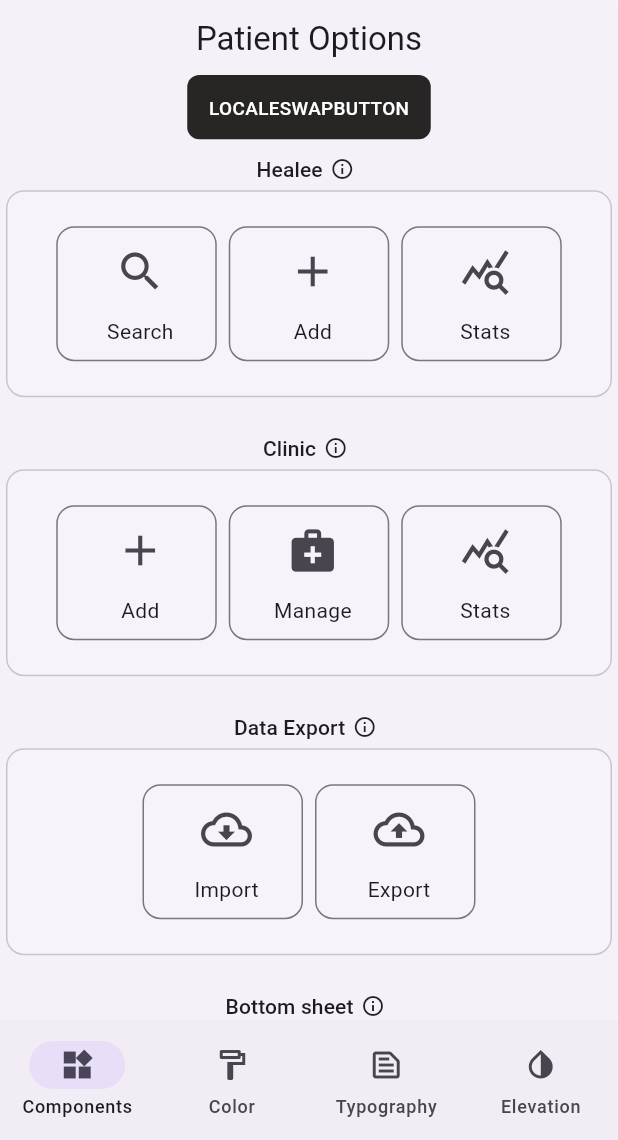
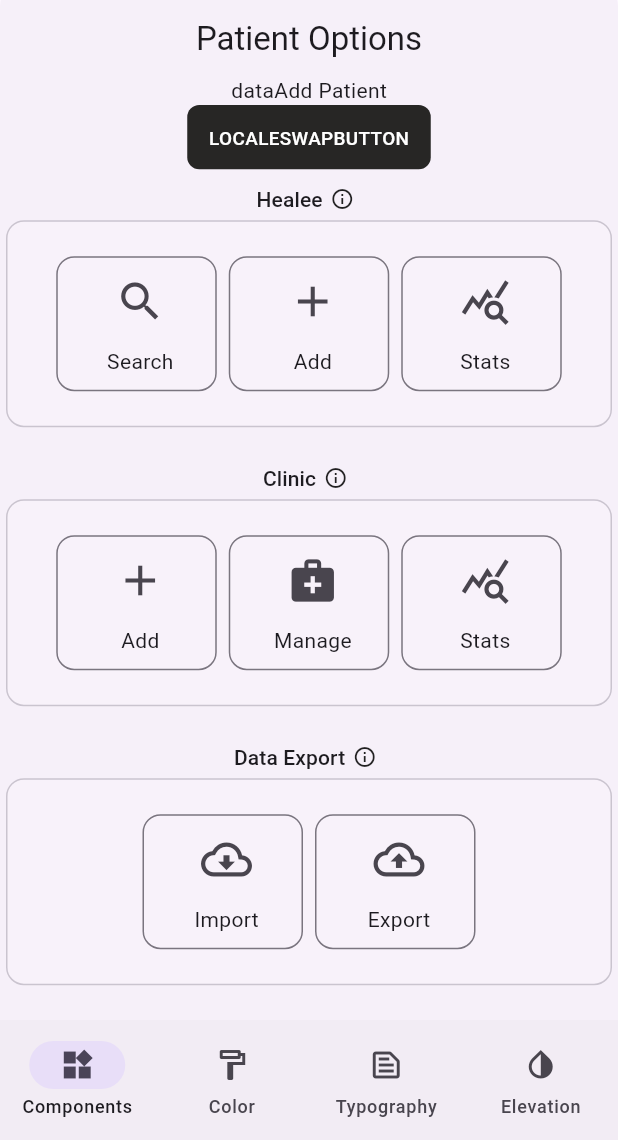
Before and after one commit to dculussoftwares/vilvam.v2, a Flutter app: the screen it shows after launch, on a phone screen of 412 x 824 dp, the part 96-1236 px from its top. Run offline on Flutter 3.47's test engine with Material 3 defaults, Android fonts, the phone set to English and light mode, and no system bars; our stand-ins replace flutter_animate, gap, get_it, get_it_mixin, go_router, internet_connection_checker and 4 more; missing offline and left inert: extra_alignments, web_startup_analyzer; accounts and stored records are empty; generated files the repository leaves out were written again; Roboto replaces fonts that are missing (Raleway); statements that could not run were skipped.

Commit message:
Add language

```diff
--- a/lib/component/locale_switcher.dart
+++ b/lib/component/locale_switcher.dart
@@ -3,6 +3,7 @@ import 'package:get_it_mixin/get_it_mixin.dart';
 import 'package:material_3_demo/main.dart';
 import 'package:material_3_demo/service/settings_logic.dart';
 import 'package:material_3_demo/ui/buttons.dart';
+import 'package:flutter_gen/gen_l10n/app_localizations.dart';
 
 class LocaleSwitcher extends StatelessWidget with GetItMixin {
   LocaleSwitcher({Key? key}) : super(key: key);
@@ -15,9 +16,15 @@ class LocaleSwitcher extends StatelessWidget with GetItMixin {
       await settingsLogic.changeLocale(newLocale);
     }
 
-    return AppBtn.from(
-        text:"localeSwapButton",
-        onPressed: handleSwapLocale,
-        padding: EdgeInsets.all($styles.insets.sm));
+    var xxx = AppLocalizations.of(context)?.add_new_patient ?? "";
+    return Column(
+      children: [
+        Text("data" + xxx),
+        AppBtn.from(
+            text: "localeSwapButton",
+            onPressed: handleSwapLocale,
+            padding: EdgeInsets.all($styles.insets.sm)),
+      ],
+    );
   }
 }
--- a/lib/component/patient_detail.dart
+++ b/lib/component/patient_detail.dart
@@ -7,6 +7,7 @@ import 'package:material_3_demo/component/info_row.dart';
 import 'package:material_3_demo/component/total_consultation_widget.dart';
 import 'package:material_3_demo/main.dart';
 import 'package:material_3_demo/modal/Patients.dart';
+import 'package:flutter_gen/gen_l10n/app_localizations.dart';
 
 import '../constants.dart';
 import '../ui/app_loading_indicator.dart';
@@ -23,6 +24,7 @@ class PatientDetailScreen extends StatefulWidget {
 class _PatientDetailScreenState extends State<PatientDetailScreen> {
   late final _future = dataRepository.getPatientById(widget.patientId);
 
+
   @override
   Widget build(BuildContext context) {
     return FutureBuilder<Patients?>(
@@ -36,13 +38,14 @@ class _PatientDetailScreenState extends State<PatientDetailScreen> {
           content = const Center(child: AppLoadingIndicator());
         } else {
           // var xx = $strings.appModalsButtonCancel;
+
           content = Flex(
             direction: Axis.horizontal,
             children: [
               Expanded(
                   child: Column(
                 children: [
-                  // Text("zxbhx"),
+                  Text( "zx"),
                   PatientAction(patientId: widget.patientId),
                   PatientDetailTableColumn(data: data),
                   TotalConsultation(patientId: widget.patientId)
--- a/lib/main.dart
+++ b/lib/main.dart
@@ -5,10 +5,11 @@
 import 'dart:convert';
 
 import 'package:flutter/material.dart';
+import 'package:flutter_gen/gen_l10n/app_localizations.dart';
 import 'package:get_it/get_it.dart';
+import 'package:get_it_mixin/get_it_mixin.dart';
 import 'package:go_router/go_router.dart';
 import 'package:material_3_demo/component/add_consultation.dart';
-import 'package:material_3_demo/component/edit_consultation_form.dart';
 import 'package:material_3_demo/component/show_consultations.dart';
 import 'package:material_3_demo/modal/ClinicDetail.dart';
 import 'package:material_3_demo/pages/add_clinic_page.dart';
@@ -27,10 +28,7 @@ import 'component/edit_consultation.dart';
 import 'constants.dart';
 import 'home.dart';
 import 'modal/Patients.dart';
-import 'package:flutter_gen/gen_l10n/app_localizations.dart';
-
 import 'pages/manage_clinic_page.dart';
-import 'package:get_it_mixin/get_it_mixin.dart';
 
 var uuid = const Uuid();
 
```
Also changed, not shown: 1 other file.
